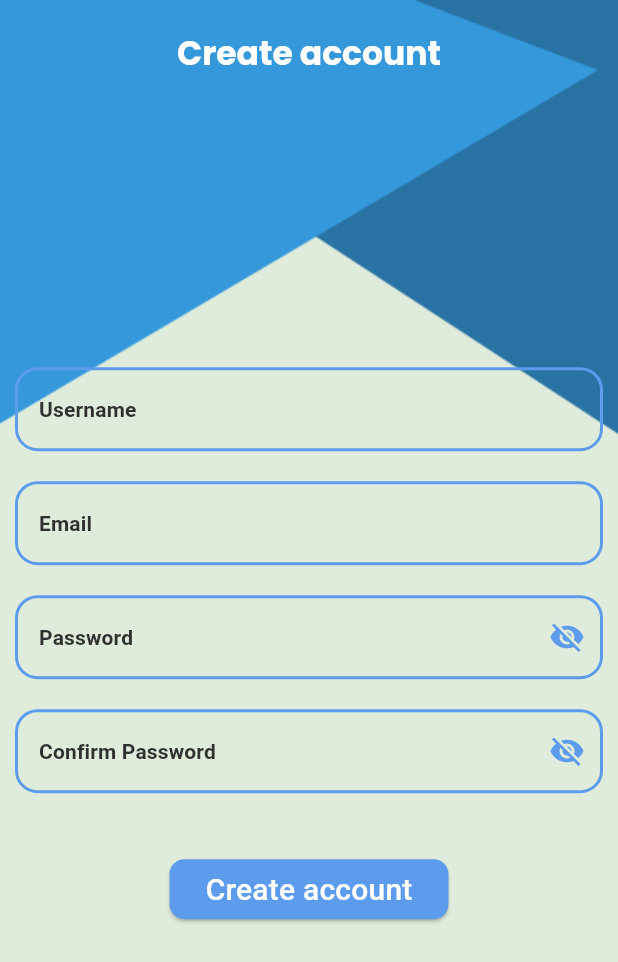
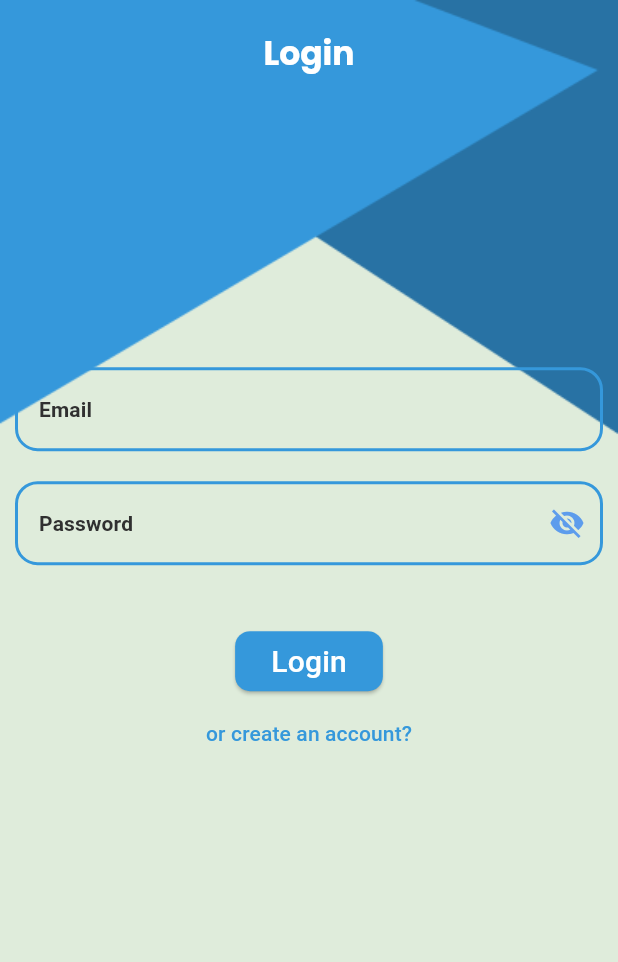
Before and after one commit to Maram-Alsoudani/todo_app, a Flutter app: the screen it shows after launch, on a phone screen of 412 x 824 dp. Shown: the top 962 px of the screen. Run offline on Flutter 3.47's test engine with Material 3 defaults, Android fonts, the phone set to English and light mode, and no system bars; our stand-ins replace cloud_firestore, easy_date_timeline, firebase_core, flutter_slidable, google_fonts; accounts and stored records are empty; generated files the repository leaves out were written again.

Commit message:
Completed design and validation of login screen.

```diff
--- a/lib/CustomTextFormField.dart
+++ b/lib/CustomTextFormField.dart
@@ -67,11 +67,11 @@ class _CustomTextFormFieldState extends State<CustomTextFormField> {
               ),
           enabledBorder: OutlineInputBorder(
             borderRadius: BorderRadius.circular(15),
-            borderSide: BorderSide(width: 2, color: AppColors.primary_color),
+            borderSide: BorderSide(width: 2, color: Color(0xff3598db)),
           ),
           focusedBorder: OutlineInputBorder(
             borderRadius: BorderRadius.circular(15),
-            borderSide: BorderSide(width: 2, color: AppColors.primary_color),
+            borderSide: BorderSide(width: 2, color: Color(0xff3598db)),
           ),
           errorBorder: OutlineInputBorder(
             borderRadius: BorderRadius.circular(15),
--- /dev/null
+++ b/lib/LoginScreen.dart
@@ -0,0 +1,133 @@
+import 'package:flutter/material.dart';
+import 'package:flutter_gen/gen_l10n/app_localizations.dart';
+import 'package:to_do_app/RegisterScreen.dart';
+
+import 'AppColors.dart';
+import 'CustomTextFormField.dart';
+
+class LoginScreen extends StatefulWidget {
+  static const String screenRoute = "login_screen";
+
+  @override
+  State<LoginScreen> createState() => _LoginScreenState();
+}
+
+class _LoginScreenState extends State<LoginScreen> {
+  TextEditingController usernameController = TextEditingController();
+
+  TextEditingController emailController = TextEditingController();
+
+  TextEditingController passwordController = TextEditingController();
+
+  TextEditingController confirmPasswordController = TextEditingController();
+  var formKey = GlobalKey<FormState>();
+
+  @override
+  Widget build(BuildContext context) {
+    final localization = AppLocalizations.of(context)!;
+
+    return Stack(
+      children: [
+        Container(
+            color: AppColors.main_background_color_light,
+            child: Image(
+                width: double.infinity,
+                height: double.infinity,
+                fit: BoxFit.fill,
+                image: AssetImage("assets/images/background.png"))),
+        Scaffold(
+            backgroundColor: Colors.transparent,
+            appBar: AppBar(
+              backgroundColor: Colors.transparent,
+              elevation: 0,
+              toolbarHeight: 70,
+              title: Text(
+                localization.login,
+                style: Theme.of(context).textTheme.titleLarge,
+              ),
+              centerTitle: true,
+            ),
+            body: SingleChildScrollView(
+              child: Expanded(
+                child: Column(children: [
+                  Form(
+                      key: formKey,
+                      child: Column(
+                        crossAxisAlignment: CrossAxisAlignment.stretch,
+                        children: [
+                          SizedBox(
+                            height: MediaQuery.of(context).size.height * 0.2,
+                          ),
+                          CustomTextFormField(
+                              label: Text(localization.email),
+                              validator: (text) {
+                                if (text == null || text.isEmpty) {
+                                  return "Please enter your email.";
+                                }
+                                final bool emailValid = RegExp(
+                                        r"^[a-zA-Z0-9.a-zA-Z0-9.!#$%&'*+-/=?^_`{|}~]+@[a-zA-Z0-9]+\.[a-zA-Z]+")
+                                    .hasMatch(text);
+                                if (!emailValid) {
+                                  return "Email is not valid, pleas enter a valid email.";
+                                }
+                                return null;
+                              },
+                              controller: emailController,
+                              keyboardType: TextInputType.emailAddress),
+                          CustomTextFormField(
+                            label: Text(localization.password),
+                            validator: (text) {
+                              if (text == null || text.isEmpty) {
+                                return "Please enter your password.";
+                              }
+                              if (text.length < 6) {
+                                return "password should has at least 6 characters.";
+                              }
+                              return null;
+                            },
+                            controller: passwordController,
+                          ),
+                        ],
+                      )),
+                  SizedBox(
+                    height: 30,
+                  ),
+                  ElevatedButton(
+                    onPressed: () {
+                      login();
+                    },
+                    child: Text(
+                      localization.login,
+                      style: Theme.of(context)
+                          .textTheme
+                          .titleMedium!
+                          .copyWith(color: AppColors.white, fontSize: 20),
+                    ),
+                    style: ButtonStyle(
+                        backgroundColor:
+                            WidgetStatePropertyAll(Color(0xff3598db)),
+                        shape: WidgetStatePropertyAll(RoundedRectangleBorder(
+                          borderRadius: BorderRadius.circular(10),
+                        ))),
+                  ),
+                  TextButton(
+                      onPressed: () {
+                        Navigator.pushNamed(
+                            context, RegisterScreen.screenRoute);
+                      },
+                      child: Text(
+                        "or create an account?",
+                        style: Theme.of(context)
+                            .textTheme
+                            .titleSmall!
+                            .copyWith(color: Color(0xff3598db)),
+                      ))
+                ]),
+              ),
+            ))
+      ],
+    );
+  }
+
+  void login() {}
+}
--- a/lib/RegisterScreen.dart
+++ b/lib/RegisterScreen.dart
@@ -123,7 +123,7 @@ class _RegisterScreenState extends State<RegisterScreen> {
                   ),
                   style: ButtonStyle(
                       backgroundColor:
-                          WidgetStatePropertyAll(AppColors.primary_color),
+                          WidgetStatePropertyAll(Color(0xff3598db)),
                       shape: WidgetStatePropertyAll(RoundedRectangleBorder(
                         borderRadius: BorderRadius.circular(10),
                       ))),
--- a/lib/main.dart
+++ b/lib/main.dart
@@ -4,6 +4,7 @@ import 'package:flutter/material.dart';
 import 'package:flutter_gen/gen_l10n/app_localizations.dart';
 import 'package:provider/provider.dart';
 import 'package:to_do_app/EditTaskScreen.dart';
+import 'package:to_do_app/LoginScreen.dart';
 import 'package:to_do_app/MyAppTheme.dart';
 import 'package:to_do_app/RegisterScreen.dart';
 import 'package:to_do_app/home/HomeScreen.dart';
@@ -39,11 +40,12 @@ class MyApp extends StatelessWidget {
       localizationsDelegates: AppLocalizations.localizationsDelegates,
       supportedLocales: AppLocalizations.supportedLocales,
       debugShowCheckedModeBanner: false,
-      initialRoute: RegisterScreen.screenRoute,
+      initialRoute: LoginScreen.screenRoute,
       routes: {
         HomeScreen.screenRoute: (context) => HomeScreen(),
         EditTaskScreen.screenRoute: (context) => EditTaskScreen(),
-        RegisterScreen.screenRoute: (context) => RegisterScreen()
+        RegisterScreen.screenRoute: (context) => RegisterScreen(),
+        LoginScreen.screenRoute: (context) => LoginScreen()
       },
       theme: MyAppTheme.lightMode,
       themeMode: provider.appTheme,
```
